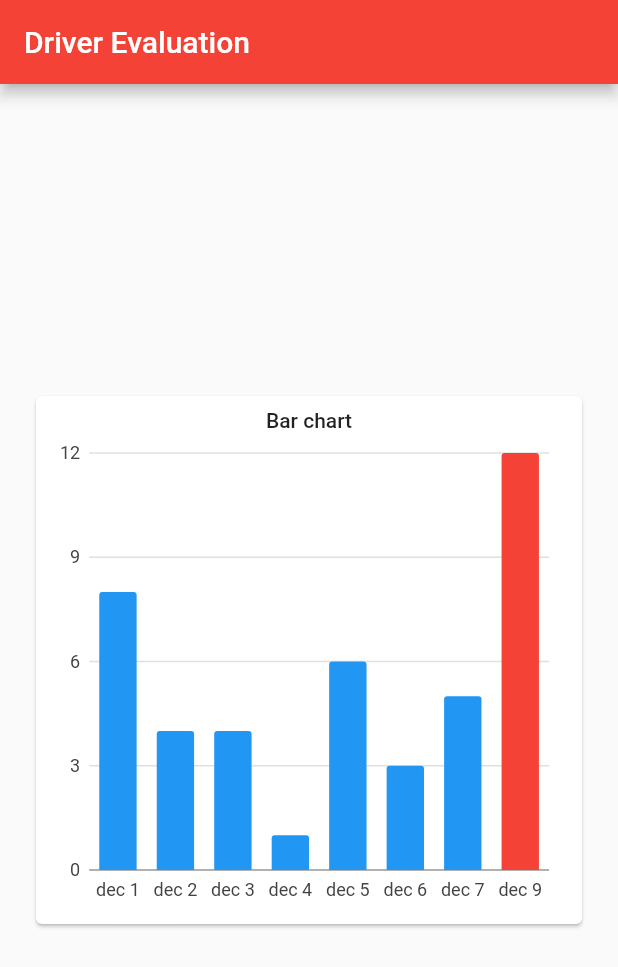
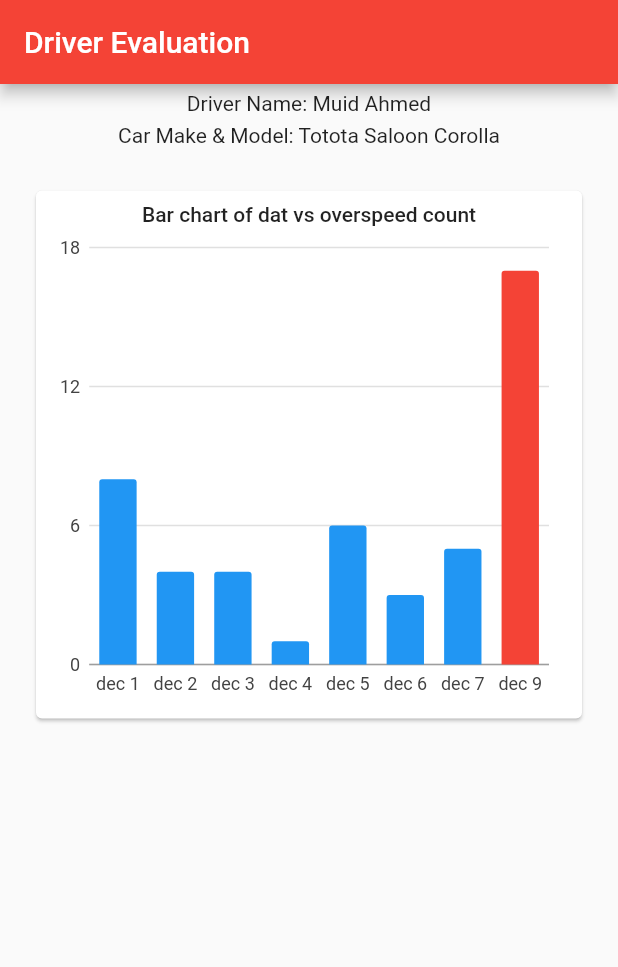
Before and after one commit to Alvi-Ahmed/driverevo, a Flutter app: the screen it shows after launch, on a phone screen of 412 x 824 dp. Shown: the top 967 px of the screen. Run offline on Flutter 3.47's test engine with Material 2 defaults, Android fonts, the phone set to English and light mode, and no system bars; our stand-ins replace awesome_notifications, bloc, charts_flutter, cloud_firestore, dartz, firebase_auth and 6 more; accounts and stored records are empty.

Commit message:
Slight changes in the picture

```diff
--- a/lib/chart.dart
+++ b/lib/chart.dart
@@ -44,7 +44,7 @@ class ChartPage extends StatelessWidget {
     ),
     OverspeedList(
       date: "dec 9",
-      total: 12,
+      total: 17,
       barColor: charts.ColorUtil.fromDartColor(Colors.red),
     ),
   ];
@@ -56,10 +56,29 @@ class ChartPage extends StatelessWidget {
         backgroundColor: Colors.red,
         title: Text("Driver Evaluation"),
       ),
-      body: Center(
-        child: OverspedChart(
-          data: data,
-        ),
+      body: Column(
+        children: [
+          SizedBox(
+            height: 5,
+          ),
+          Text(
+            "Driver Name: Muid Ahmed",
+            textAlign: TextAlign.left,
+          ),
+          SizedBox(
+            height: 5,
+          ),
+          Text(
+            "Car Make & Model: Totota Saloon Corolla",
+            textAlign: TextAlign.left,
+          ),
+          SizedBox(
+            height: 5,
+          ),
+          OverspedChart(
+            data: data,
+          ),
+        ],
       ),
     );
   }
--- a/lib/overspedchart.dart
+++ b/lib/overspedchart.dart
@@ -25,7 +25,7 @@ class OverspedChart extends StatelessWidget {
           child: Column(
             children: <Widget>[
               Text(
-                "Bar chart",
+                "Bar chart of dat vs overspeed count",
                 style: Theme.of(context).textTheme.bodyText1,
               ),
               Expanded(
```
